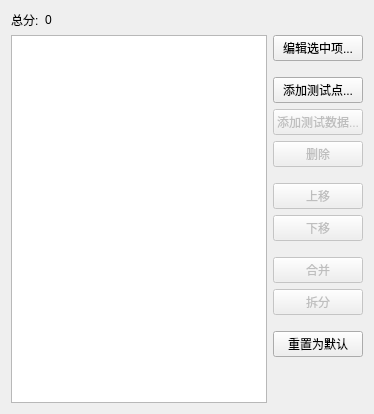
Qt form src/configure/testcase/testcasetabwidget.ui (sxyzccr/CCR-Plus) before a commit.
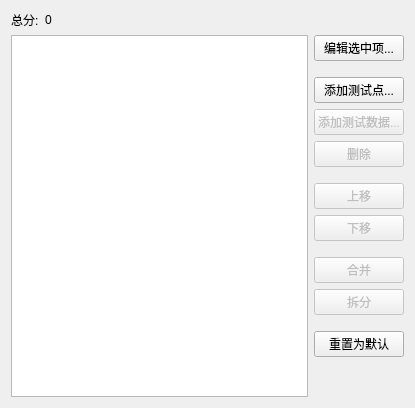
The same form after that commit. Custom widgets are drawn as their Qt base class.

The edit to the form file:
```diff
--- a/src/configure/testcase/testcasetabwidget.ui
+++ b/src/configure/testcase/testcasetabwidget.ui
@@ -28,6 +28,12 @@
        <verstretch>0</verstretch>
       </sizepolicy>
      </property>
+     <property name="minimumSize">
+      <size>
+       <width>250</width>
+       <height>0</height>
+      </size>
+     </property>
      <property name="text">
       <string/>
      </property>
@@ -267,7 +273,7 @@
      <property name="sizeHint" stdset="0">
       <size>
        <width>20</width>
-       <height>46</height>
+       <height>40</height>
       </size>
      </property>
     </spacer>
```
